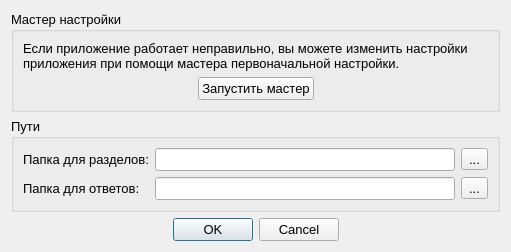
Qt form control/settingsdialog.ui (TheMrButcher/offline-mentor) before a commit.
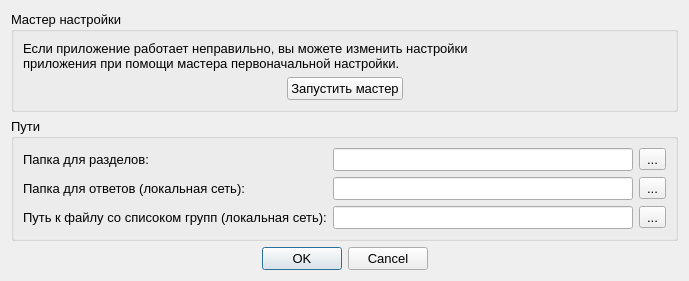
The same form after that commit. Icons and pictures are not drawn.

Patch:
```diff
--- a/control/settingsdialog.ui
+++ b/control/settingsdialog.ui
@@ -6,8 +6,8 @@
    <rect>
     <x>0</x>
     <y>0</y>
-    <width>504</width>
-    <height>310</height>
+    <width>680</width>
+    <height>326</height>
    </rect>
   </property>
   <property name="sizePolicy">
@@ -150,7 +150,7 @@
       <item row="1" column="0">
        <widget class="QLabel" name="label_2">
         <property name="text">
-         <string>Папка для ответов:</string>
+         <string>Папка для ответов (локальная сеть):</string>
         </property>
        </widget>
       </item>
@@ -172,6 +172,31 @@
         </item>
        </layout>
       </item>
+      <item row="2" column="0">
+       <widget class="QLabel" name="label_4">
+        <property name="text">
+         <string>Путь к файлу со списоком групп (локальная сеть):</string>
+        </property>
+       </widget>
+      </item>
+      <item row="2" column="1">
+       <layout class="QHBoxLayout" name="horizontalLayout_4">
+        <item>
+         <widget class="QLineEdit" name="groupsPathEdit"/>
+        </item>
+        <item>
+         <widget class="QToolButton" name="chooseGroupsPathButton">
+          <property name="text">
+           <string>...</string>
+          </property>
+          <property name="icon">
+           <iconset resource="resources.qrc">
+            <normaloff>:/icons/folder.png</normaloff>:/icons/folder.png</iconset>
+          </property>
+         </widget>
+        </item>
+       </layout>
+      </item>
      </layout>
     </widget>
    </item>
```
